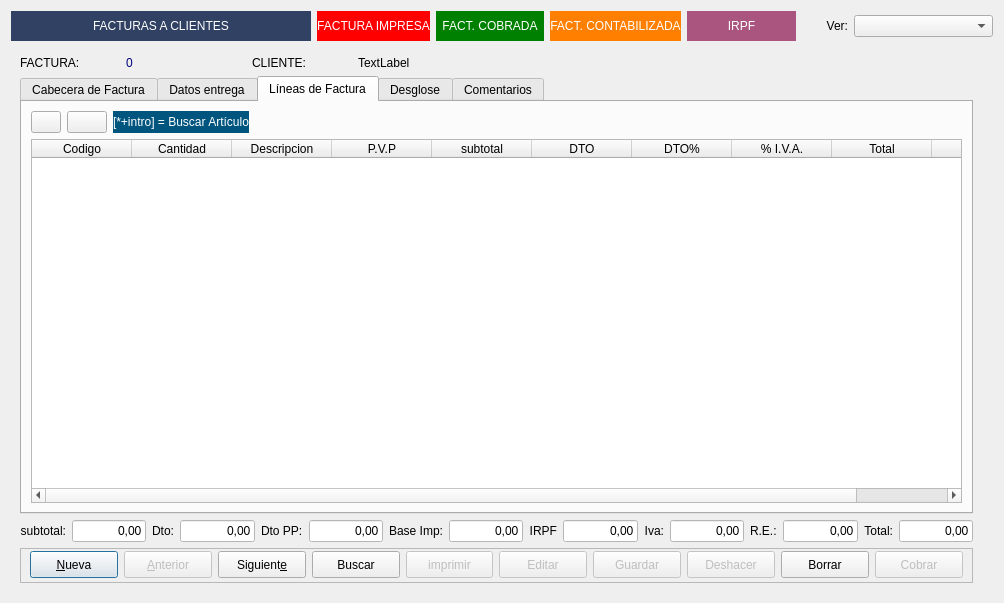
arcnexus/RedFoX, file Zona_Ventas/frmfacturas.ui: the form before one commit.
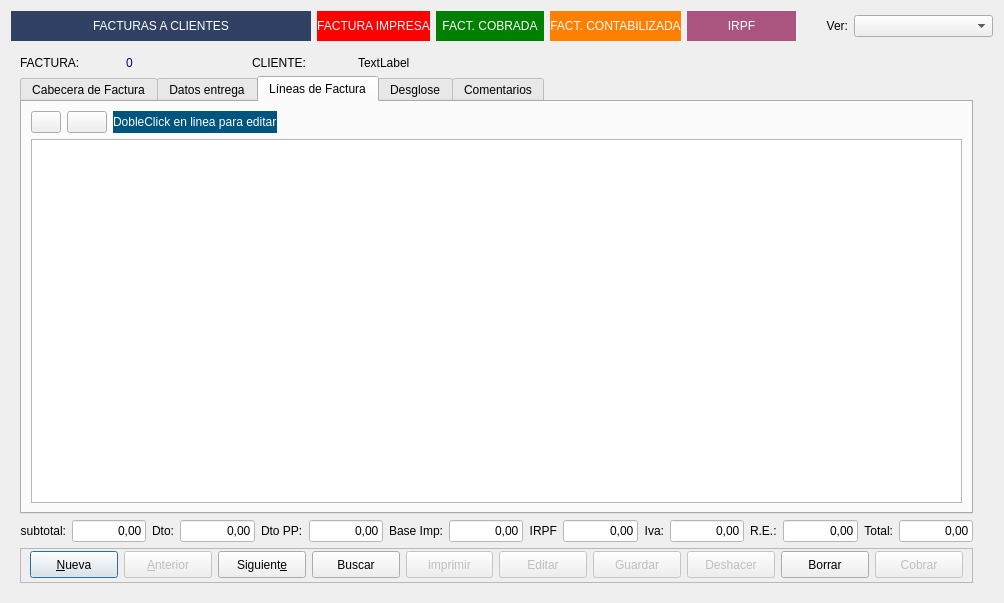
The form after the commit. The open tabs and pages were chosen to show the change. Icons and pictures are not drawn.

Commit message: edicion lineas

The edit to the form file:
```diff
--- a/Zona_Ventas/frmfacturas.ui
+++ b/Zona_Ventas/frmfacturas.ui
@@ -1476,95 +1476,6 @@
            <string>Líneas de Factura</string>
           </attribute>
           <layout class="QGridLayout" name="gridLayout_9">
-           <item row="1" column="0" colspan="4">
-            <widget class="QTableWidget" name="Lineas">
-             <property name="horizontalScrollBarPolicy">
-              <enum>Qt::ScrollBarAsNeeded</enum>
-             </property>
-             <property name="alternatingRowColors">
-              <bool>true</bool>
-             </property>
-             <property name="selectionMode">
-              <enum>QAbstractItemView::SingleSelection</enum>
-             </property>
-             <property name="selectionBehavior">
-              <enum>QAbstractItemView::SelectRows</enum>
-             </property>
-             <property name="gridStyle">
-              <enum>Qt::DotLine</enum>
-             </property>
-             <property name="cornerButtonEnabled">
-              <bool>true</bool>
-             </property>
-             <property name="columnCount">
-              <number>10</number>
-             </property>
-             <attribute name="horizontalHeaderCascadingSectionResizes">
-              <bool>false</bool>
-             </attribute>
-             <attribute name="horizontalHeaderMinimumSectionSize">
-              <number>100</number>
-             </attribute>
-             <attribute name="horizontalHeaderShowSortIndicator" stdset="0">
-              <bool>false</bool>
-             </attribute>
-             <attribute name="horizontalHeaderStretchLastSection">
-              <bool>true</bool>
-             </attribute>
-             <attribute name="verticalHeaderCascadingSectionResizes">
-              <bool>false</bool>
-             </attribute>
-             <attribute name="verticalHeaderStretchLastSection">
-              <bool>false</bool>
-             </attribute>
-             <column>
-              <property name="text">
-               <string>Codigo</string>
-              </property>
-             </column>
-             <column>
-              <property name="text">
-               <string>Cantidad</string>
-              </property>
-             </column>
-             <column>
-              <property name="text">
-               <string>Descripcion</string>
-              </property>
-             </column>
-             <column>
-              <property name="text">
-               <string>P.V.P</string>
-              </property>
-             </column>
-             <column>
-              <property name="text">
-               <string>subtotal</string>
-              </property>
-             </column>
-             <column>
-              <property name="text">
-               <string>DTO</string>
-              </property>
-             </column>
-             <column>
-              <property name="text">
-               <string>DTO%</string>
-              </property>
-             </column>
-             <column>
-              <property name="text">
-               <string>% I.V.A.</string>
-              </property>
-             </column>
-             <column>
-              <property name="text">
-               <string>Total</string>
-              </property>
-             </column>
-             <column/>
-            </widget>
-           </item>
            <item row="0" column="3">
             <spacer name="horizontalSpacer_2">
              <property name="orientation">
@@ -1616,10 +1527,29 @@
 color: rgb(255, 255, 255);</string>
              </property>
              <property name="text">
-              <string>[*+intro] = Buscar Artículo</string>
+              <string>DobleClick en linea para editar</string>
              </property>
             </widget>
            </item>
+           <item row="1" column="0" colspan="4">
+            <widget class="QTableView" name="Lineas">
+             <property name="alternatingRowColors">
+              <bool>true</bool>
+             </property>
+             <property name="selectionMode">
+              <enum>QAbstractItemView::SingleSelection</enum>
+             </property>
+             <property name="selectionBehavior">
+              <enum>QAbstractItemView::SelectRows</enum>
+             </property>
+             <attribute name="horizontalHeaderStretchLastSection">
+              <bool>true</bool>
+             </attribute>
+             <attribute name="verticalHeaderVisible">
+              <bool>false</bool>
+             </attribute>
+            </widget>
+           </item>
           </layout>
          </widget>
          <widget class="QWidget" name="tab_6">
```
Left out of the diff: 3 changed lines with no effect on the pictures. The commit also changes 6 other files.
